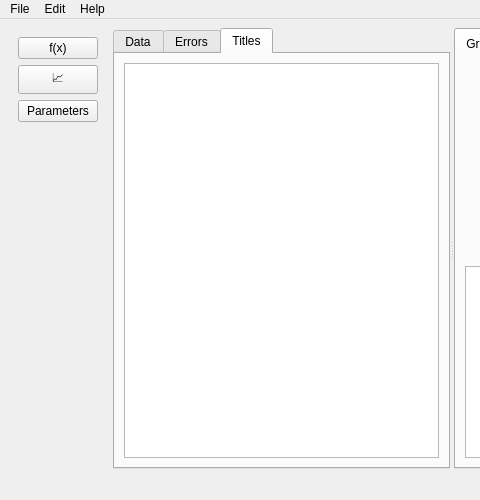
The window that main/mainwindow.ui (Kirikus/Experiments_2024_autumn) describes before a commit, drawn with Qt 5; both pictures show x 0 to 480 and y 0 to 500 of the 800 by 500 pixel window.
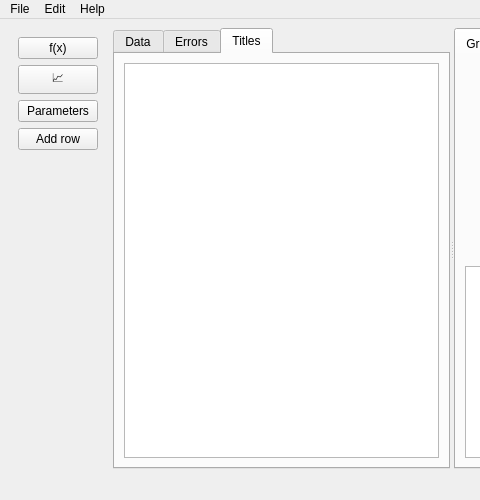
The same window after the commit.

What changed in the file:
```diff
--- a/main/mainwindow.ui
+++ b/main/mainwindow.ui
@@ -49,6 +49,13 @@
      <widget class="QWidget" name="leftMenu" native="true">
       <layout class="QGridLayout" name="gridLayout">
        <item row="3" column="0">
+        <widget class="QPushButton" name="buttonAdd_row">
+         <property name="text">
+          <string>Add row</string>
+         </property>
+        </widget>
+       </item>
+       <item row="5" column="0">
         <spacer name="verticalSpacer">
          <property name="orientation">
           <enum>Qt::Vertical</enum>
```
